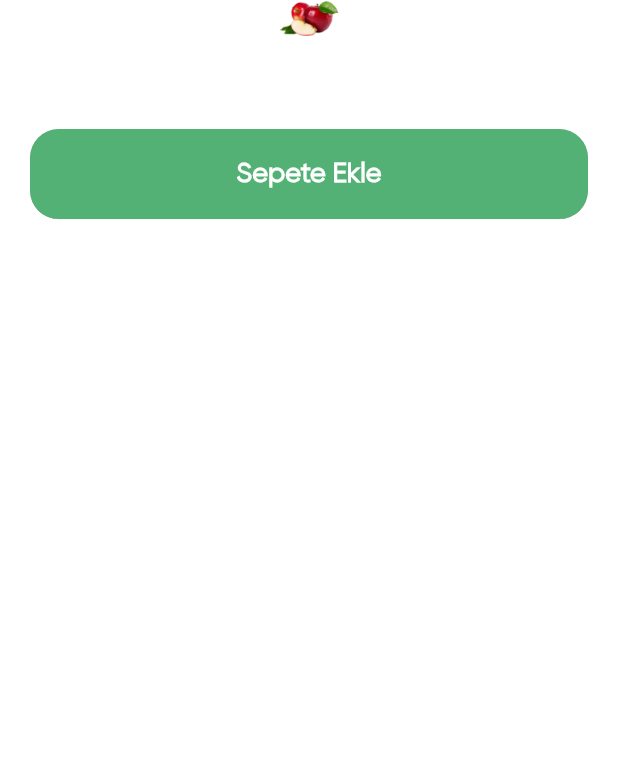
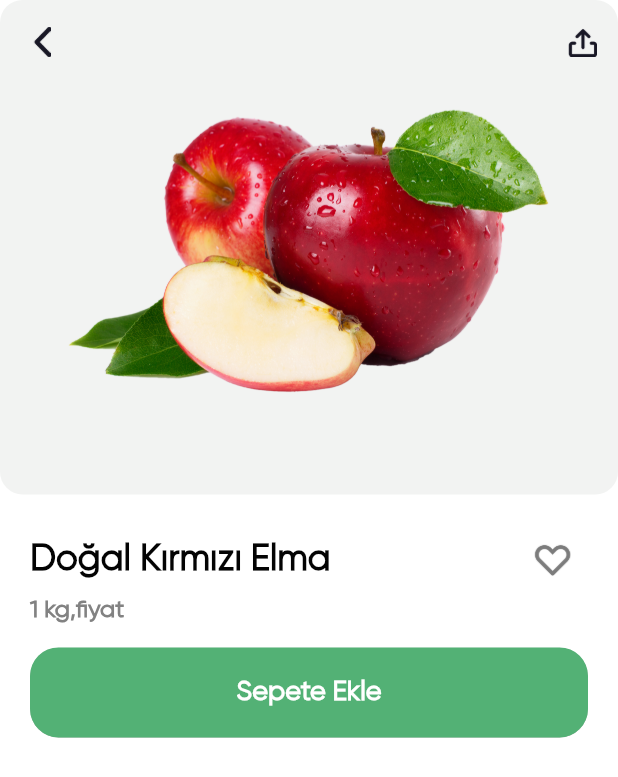
Before and after one commit to yusufakkobak34/flutter_groceries_app, a Flutter app: the ProductDetails screen opened directly, on a phone screen of 412 x 824 dp. Shown: the top 777 px of the screen. Run offline on Flutter 3.47's test engine with Material 2 defaults, Android fonts, the phone set to English and light mode, and no system bars; missing offline and left inert: fl_country_code_picker.

Commit message:
product details screen edits.

```diff
--- a/lib/view/home/home_view.dart
+++ b/lib/view/home/home_view.dart
@@ -3,6 +3,7 @@ import 'package:flutter_groceries_app/common/color/color_extension.dart';
 import 'package:flutter_groceries_app/common_widgets/category_cell.dart';
 import 'package:flutter_groceries_app/common_widgets/product_cell.dart';
 import 'package:flutter_groceries_app/common_widgets/section_view.dart';
+import 'package:flutter_groceries_app/view/home/product_details_view.dart';
 
 class HomeView extends StatefulWidget {
   const HomeView({super.key});
@@ -186,7 +187,13 @@ class _HomeViewState extends State<HomeView> {
                       var pObj = exclusiveOfferArr[index] as Map? ?? {};
                       return ProductCell(
                         pObj: pObj,
-                        onPressed: () {},
+                        onPressed: () {
+                          Navigator.push(
+                              context,
+                              MaterialPageRoute(
+                                  builder: (context) =>
+                                      const ProductDetails()));
+                        },
                         onCart: () {},
                       );
                     }),
@@ -207,7 +214,13 @@ class _HomeViewState extends State<HomeView> {
                       var pObj = bestSellingArr[index] as Map? ?? {};
                       return ProductCell(
                         pObj: pObj,
-                        onPressed: () {},
+                        onPressed: () {
+                          Navigator.push(
+                              context,
+                              MaterialPageRoute(
+                                  builder: (context) =>
+                                      const ProductDetails()));
+                        },
                         onCart: () {},
                       );
                     }),
--- a/lib/view/home/product_details_view.dart
+++ b/lib/view/home/product_details_view.dart
@@ -14,31 +14,104 @@ class _ProductDetailsState extends State<ProductDetails> {
   Widget build(BuildContext context) {
     var media = MediaQuery.sizeOf(context);
     return Scaffold(
+      backgroundColor: Colors.white,
+      body: SingleChildScrollView(
+        child: Column(
+          crossAxisAlignment: CrossAxisAlignment.start,
+          children: [
+            Stack(
+              alignment: Alignment.topCenter,
+              children: [
+                Container(
+                  width: double.maxFinite,
+                  height: media.width * 0.8,
+                  decoration: BoxDecoration(
+                    color: const Color(0xffF2F3F2),
+                    borderRadius: BorderRadius.circular(15),
+                  ),
+                  alignment: Alignment.center,
+                  child: Image.asset(
+                    "assets/img/apple_red.png",
+                    width: media.width * 0.8,
+                  ),
+                ),
+                SafeArea(
+                  child: AppBar(
                     backgroundColor: Colors.transparent,
-      body: SafeArea(
-        child: SingleChildScrollView(
-          child: Padding(
-            padding: const EdgeInsets.symmetric(horizontal: 20),
+                    elevation: 0,
+                    leading: IconButton(
+                      onPressed: () {
+                        Navigator.pop(context);
+                      },
+                      icon: Image.asset(
+                        "assets/img/back.png",
+                        width: 20,
+                        height: 20,
+                      ),
+                    ),
+                    actions: [
+                      IconButton(
+                        onPressed: () {
+                          Navigator.pop(context);
+                        },
+                        icon: Image.asset(
+                          "assets/img/share.png",
+                          width: 20,
+                          height: 20,
+                        ),
+                      )
+                    ],
+                  ),
+                ),
+              ],
+            ),
+            Padding(
+              padding: const EdgeInsets.symmetric(vertical: 20, horizontal: 20),
               child: Column(
                 crossAxisAlignment: CrossAxisAlignment.start,
                 children: [
                   Row(
-                  mainAxisAlignment: MainAxisAlignment.center,
                     children: [
-                    Image.asset("assets/img/apple_red.png", width: 40),
+                      Expanded(
+                          child: Text(
+                        "Doğal Kırmızı Elma",
+                        style: TextStyle(
+                          color: TColor.primaryText,
+                          fontSize: 24,
+                          fontWeight: FontWeight.w700,
+                        ),
+                      )),
+                      IconButton(
+                        onPressed: () {
+                          Navigator.pop(context);
+                        },
+                        icon: Image.asset(
+                          "assets/img/fav.png",
+                          width: 25,
+                          height: 25,
+                        ),
+                      ),
                     ],
                   ),
-                SizedBox(
-                  height: media.width * 0.15,
+                  Text(
+                    "1 kg,fiyat",
+                    style: TextStyle(
+                      color: TColor.secondaryText,
+                      fontSize: 16,
+                      fontWeight: FontWeight.w600,
                     ),
-
+                  ),
+                  const SizedBox(
+                    height: 15,
+                  ),
                   RoundButton(
                     title: "Sepete Ekle",
                     onPressed: () {},
-                ),
+                  )
                 ],
               ),
-          ),
+            )
+          ],
         ),
       ),
     );
```
Lines whose indentation alone changed are shown as unchanged.
